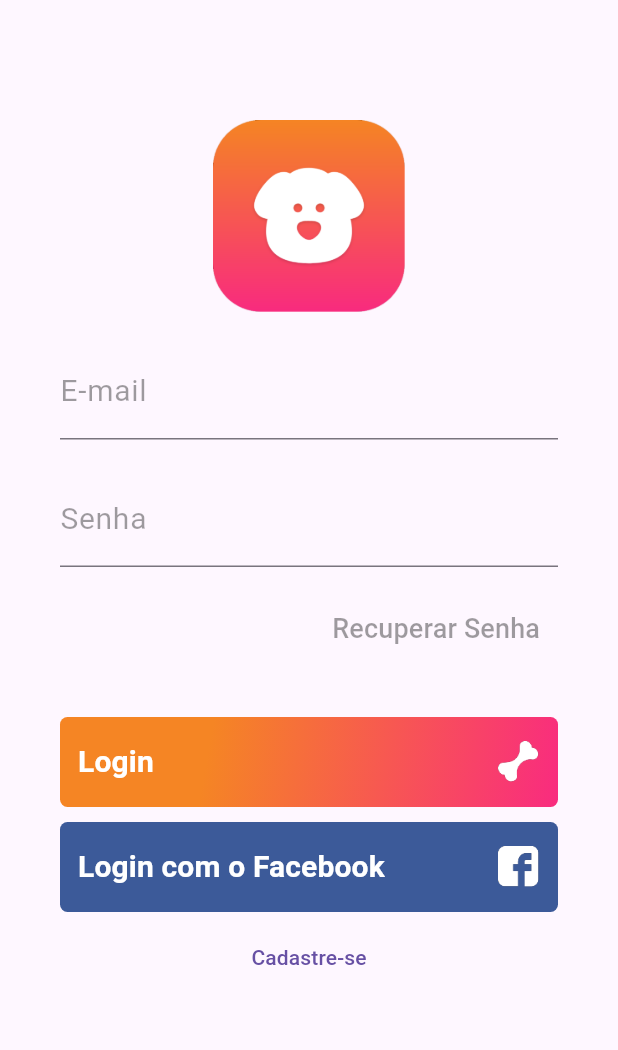
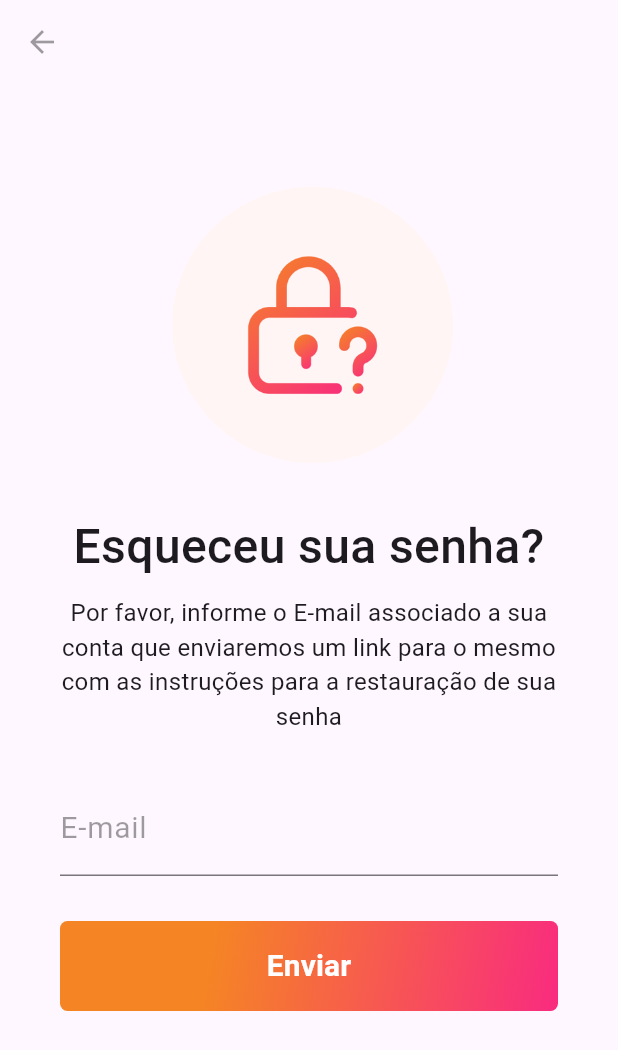
Before and after one commit to pablo-sa10/Login-flutter, a Flutter app: the screen it shows after launch, after a tap on "Recuperar Senha", on a phone screen of 412 x 824 dp. Shown: the top 1050 px of the screen. Run offline on Flutter 3.47's test engine with Material 3 defaults, Android fonts, the phone set to English and light mode, and no system bars.

Commit message:
tela de recuperar senha feita ;)

```diff
--- a/login/lib/pages/home.dart
+++ b/login/lib/pages/home.dart
@@ -1,4 +1,5 @@
 import 'package:flutter/material.dart';
+import 'package:login/pages/reset_password.dart';
 
 class Home extends StatefulWidget {
   const Home({super.key});
@@ -54,7 +55,12 @@ class _HomeState extends State<Home> {
               height: 40,
               alignment: Alignment.centerRight,
               child: TextButton(
-                  onPressed: () {},
+                  onPressed: () {
+                    Navigator.push(
+                        context, MaterialPageRoute(
+                      builder: (context) => const ResetPasswordPage(),)
+                    );
+                  },
                   child: const Text(
                     "Recuperar Senha",
                     style: TextStyle(fontSize: 18, color: Colors.black38),
--- /dev/null
+++ b/login/lib/pages/reset_password.dart
@@ -0,0 +1,108 @@
+import 'package:flutter/material.dart';
+
+class ResetPasswordPage extends StatefulWidget {
+  const ResetPasswordPage({super.key});
+
+  @override
+  State<ResetPasswordPage> createState() => _ResetPasswordPageState();
+}
+
+class _ResetPasswordPageState extends State<ResetPasswordPage> {
+  @override
+  Widget build(BuildContext context) {
+    return Scaffold(
+      appBar: AppBar(
+        leading: IconButton(
+          icon: const Icon(Icons.arrow_back),
+          color: Colors.black38,
+          onPressed: () => Navigator.pop(context, false),
+        ),
+      ),
+      body: Container(
+        padding: const EdgeInsets.only(top: 60, right: 40, left: 40),
+        child: ListView(
+          children: [
+            SizedBox(
+              width: 200,
+              height: 200,
+              child: Image.asset("assets/reset-password-icon.png"),
+            ),
+            const SizedBox(
+              height: 25,
+            ),
+            const Text(
+              "Esqueceu sua senha?",
+              style: TextStyle(
+                fontSize: 32,
+                fontWeight: FontWeight.w500,
+              ),
+              textAlign: TextAlign.center,
+            ),
+            const SizedBox(
+              height: 10,
+            ),
+            const Text(
+              "Por favor, informe o E-mail associado a sua conta que enviaremos um link para o mesmo com as instruções para a restauração de sua senha",
+              style: TextStyle(
+                fontSize: 16,
+                fontWeight: FontWeight.w400,
+              ),
+              textAlign: TextAlign.center,
+            ),
+            const SizedBox(
+              height: 30,
+            ),
+            TextFormField(
+              keyboardType: TextInputType.emailAddress,
+              decoration: const InputDecoration(
+                labelText: "E-mail",
+                labelStyle: TextStyle(
+                    color: Colors.black38,
+                    fontWeight: FontWeight.w400,
+                    fontSize: 20),
+              ),
+              style: const TextStyle(fontSize: 20),
+            ),
+            const SizedBox(
+              height: 30,
+            ),
+            Container(
+              height: 60,
+              alignment: Alignment.centerLeft,
+              decoration: BoxDecoration(
+                gradient: const LinearGradient(
+                    begin: Alignment.topLeft,
+                    end: Alignment.bottomRight,
+                    stops: [
+                      0.3,
+                      1
+                    ],
+                    colors: [
+                      Color(0xFFF58524),
+                      Color(0xFFF92B7F),
+                    ]),
+                borderRadius: BorderRadius.circular(5),
+              ),
+              child: SizedBox.expand(
+                child: TextButton(
+                  onPressed: () => {},
+                  child: const Row(
+                    mainAxisAlignment: MainAxisAlignment.center,
+                    children: [
+                      Text('Enviar',
+                          style: TextStyle(
+                              fontSize: 20,
+                              fontWeight: FontWeight.bold,
+                              color: Colors.white),
+                          textAlign: TextAlign.left),
+                    ],
+                  ),
+                ),
+              ),
+            )
+          ],
+        ),
+      ),
+    );
+  }
+}
```
